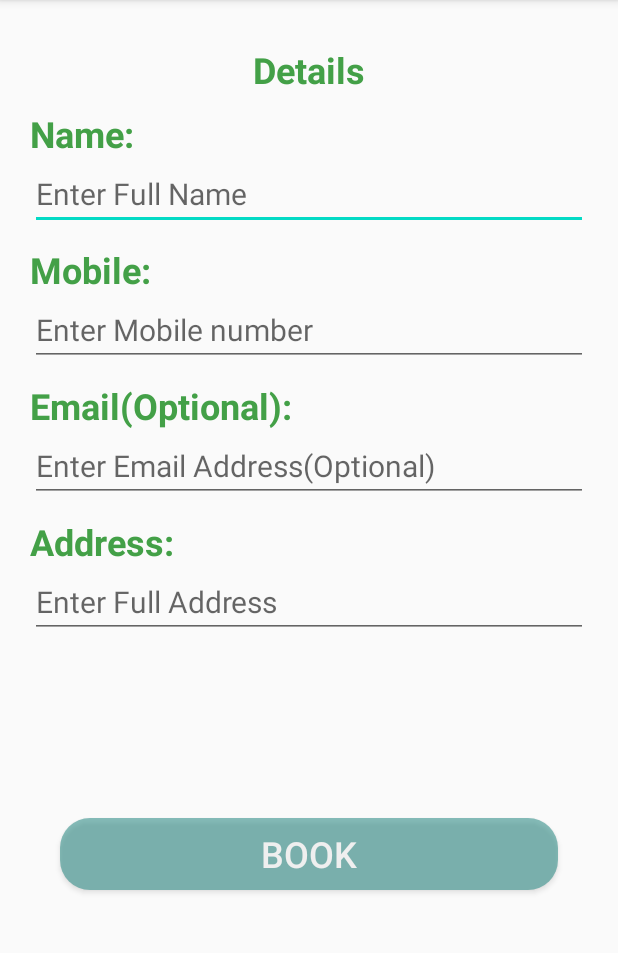
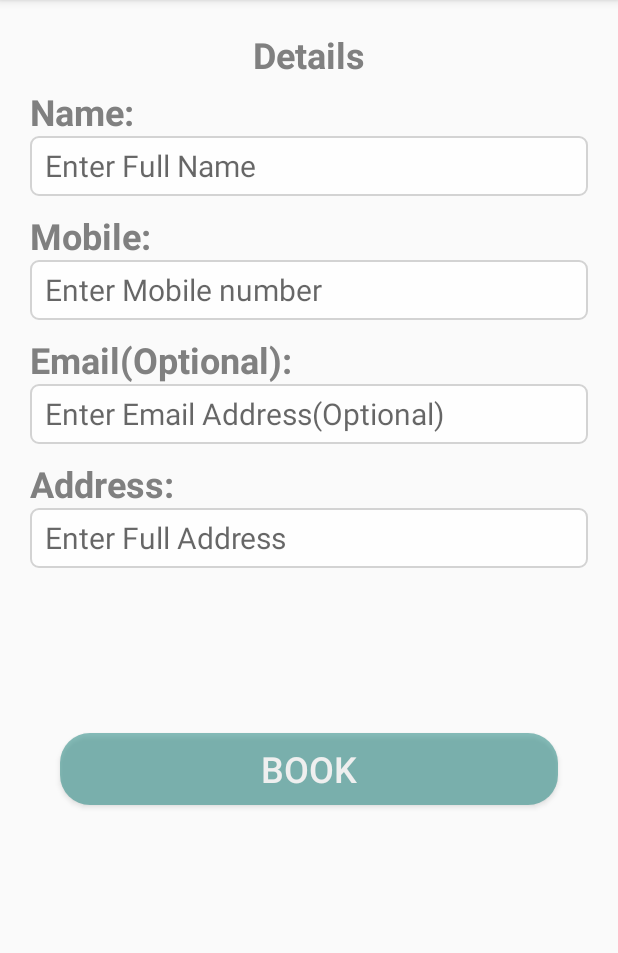
Before and after one commit to 31ravindra/SanitizeMe, an Android app: the UserDetailsActivity screen opened directly, with no data from a screen before it, on a phone screen of 412 x 824 dp, the part 84-1037 px from its top. Run offline under Robolectric (Android 15) with nearby library versions, the phone set to English and light mode, and no system bars; 5 statements that could not run were skipped.

Commit message:
UI Changes

```diff
--- a/SanetizeMe/app/src/main/java/com/sanitizer/sanitizeme/UserDetailsActivity.java
+++ b/SanetizeMe/app/src/main/java/com/sanitizer/sanitizeme/UserDetailsActivity.java
@@ -12,6 +12,7 @@ import android.widget.Button;
 import android.widget.CheckBox;
 import android.widget.CompoundButton;
 import android.widget.EditText;
+import android.widget.GridView;
 import android.widget.ProgressBar;
 import android.widget.TextView;
 import android.widget.Toast;
@@ -54,6 +55,7 @@ public class UserDetailsActivity extends AppCompatActivity {
     protected void onCreate(Bundle savedInstanceState) {
         super.onCreate(savedInstanceState);
         setContentView(R.layout.activity_user_details);
+
         selectedCategories =  (ArrayList<String>)getIntent().getSerializableExtra("selectedCategories");
         showroomDetail =  (List<Details>)getIntent().getSerializableExtra("showroomdetail");
         Details showDetail = showroomDetail.get(0);
@@ -63,6 +65,7 @@ public class UserDetailsActivity extends AppCompatActivity {
         homeCB = (CheckBox) findViewById(R.id.homecheckBox);
         showroomCB = (CheckBox) findViewById(R.id.showroomcheckBox);
         sanitizeText = (TextView)findViewById(R.id.textlabel);
+
 
 
         if(selectedCategories.contains("Two Wheeler") || selectedCategories.contains("Four Wheeler")) {
--- /dev/null
+++ b/SanetizeMe/app/src/main/res/drawable/rounded_edittext.xml
@@ -0,0 +1,12 @@
+<?xml version="1.0" encoding="utf-8"?>
+<shape xmlns:android="http://schemas.android.com/apk/res/android"
+    android:shape="rectangle" android:padding="15dp">
+
+    <solid android:color="#CFFF" />
+    <corners
+        android:bottomRightRadius="5dp"
+        android:bottomLeftRadius="5dp"
+        android:topLeftRadius="5dp"
+        android:topRightRadius="5dp" />
+    <stroke android:width="1dip" android:color="#D3D3D3" />
+</shape>
--- a/SanetizeMe/app/src/main/res/layout/activity_category.xml
+++ b/SanetizeMe/app/src/main/res/layout/activity_category.xml
@@ -30,7 +30,7 @@
         android:layout_marginBottom="80dp"
         android:background="#FAFAFA"
         android:numColumns="2"
-        android:scrollbarFadeDuration="0"
+        android:fadeScrollbars="false"
         android:scrollbarThumbVertical="@drawable/scrollbar"
         app:layout_constraintBottom_toBottomOf="parent"
         app:layout_constraintEnd_toEndOf="parent"
--- a/SanetizeMe/app/src/main/res/layout/activity_user_details.xml
+++ b/SanetizeMe/app/src/main/res/layout/activity_user_details.xml
@@ -10,7 +10,7 @@
         android:layout_height="wrap_content"
         android:orientation="vertical"
         android:paddingLeft="20dp"
-        android:paddingTop="30dp"
+        android:paddingTop="20dp"
         android:paddingRight="20dp">
 
         <TextView
@@ -19,7 +19,7 @@
             android:layout_height="wrap_content"
             android:text="Details"
             android:gravity="center"
-            android:textColor="#43A047"
+            android:textColor="#808080"
             android:textSize="24sp"
             android:textStyle="bold" />
 
@@ -27,16 +27,18 @@
             android:id="@+id/namelabel"
             android:layout_width="match_parent"
             android:layout_height="wrap_content"
-            android:layout_marginTop="10dp"
+            android:layout_marginTop="5dp"
             android:text="Name:"
-            android:textColor="#43A047"
+            android:textColor="#808080"
             android:textSize="24sp"
             android:textStyle="bold" />
 
         <EditText
             android:id="@+id/usernametext"
             android:layout_width="match_parent"
-            android:layout_height="wrap_content"
+            android:layout_height="40dp"
+            android:paddingLeft="10dp"
+            android:background="@drawable/rounded_edittext"
             android:ems="10"
             android:hint="Enter Full Name"
             android:inputType="textPersonName"
@@ -48,15 +50,17 @@
             android:layout_height="wrap_content"
             android:layout_marginTop="10dp"
             android:text="Mobile:"
-            android:textColor="#43A047"
+            android:textColor="#808080"
             android:textSize="24sp"
             android:textStyle="bold" />
 
         <EditText
             android:id="@+id/mobtext"
             android:layout_width="match_parent"
-            android:layout_height="wrap_content"
+            android:layout_height="40dp"
+            android:background="@drawable/rounded_edittext"
             android:ems="10"
+            android:paddingLeft="10dp"
             android:maxLength="10"
             android:hint="Enter Mobile number"
             android:inputType="phone"
@@ -68,15 +72,17 @@
             android:layout_height="wrap_content"
             android:layout_marginTop="10dp"
             android:text="Email(Optional):"
-            android:textColor="#43A047"
+            android:textColor="#808080"
             android:textSize="24sp"
             android:textStyle="bold" />
 
         <EditText
             android:id="@+id/emailtext"
             android:layout_width="match_parent"
-            android:layout_height="wrap_content"
+            android:layout_height="40dp"
+            android:background="@drawable/rounded_edittext"
             android:ems="10"
+            android:paddingLeft="10dp"
             android:hint="Enter Email Address(Optional)"
             android:inputType="textEmailAddress"
             android:textSize="20sp" />
@@ -87,7 +93,7 @@
             android:layout_height="wrap_content"
             android:layout_marginTop="10dp"
             android:text="Address:"
-            android:textColor="#43A047"
+            android:textColor="#808080"
             android:textSize="24sp"
             android:textStyle="bold" />
 
@@ -95,8 +101,10 @@
             android:id="@+id/addtext"
             android:inputType="textMultiLine"
             android:maxLines="4"
+            android:paddingLeft="10dp"
             android:layout_width="match_parent"
-            android:layout_height="wrap_content"
+            android:background="@drawable/rounded_edittext"
+            android:layout_height="40dp"
             android:ems="10"
             android:hint="Enter Full Address"
             android:textSize="20sp" />
@@ -107,7 +115,7 @@
             android:layout_height="wrap_content"
             android:layout_marginTop="10dp"
             android:text="Sanitize Vehicle At:"
-            android:textColor="#43A047"
+            android:textColor="#808080"
             android:textSize="24sp"
             android:textStyle="bold" />
 
@@ -147,7 +155,7 @@
             android:layout_height="wrap_content"
             android:layout_marginLeft="20dp"
             android:layout_marginRight="20dp"
-            android:layout_marginTop="20dp"
+            android:layout_marginTop="10dp"
             android:layout_marginBottom="20dp"
             android:alpha="0.5"
             android:background="@drawable/ripple"
```
